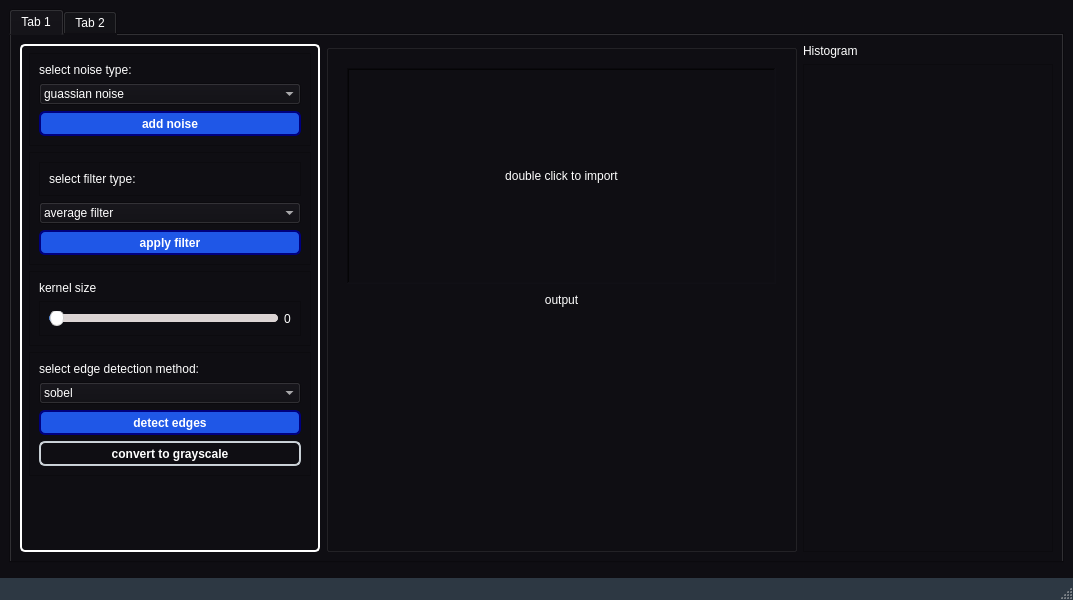
Old version of the form ui_2.ui in the repository Eagle-E-Y-E/Cleanser.
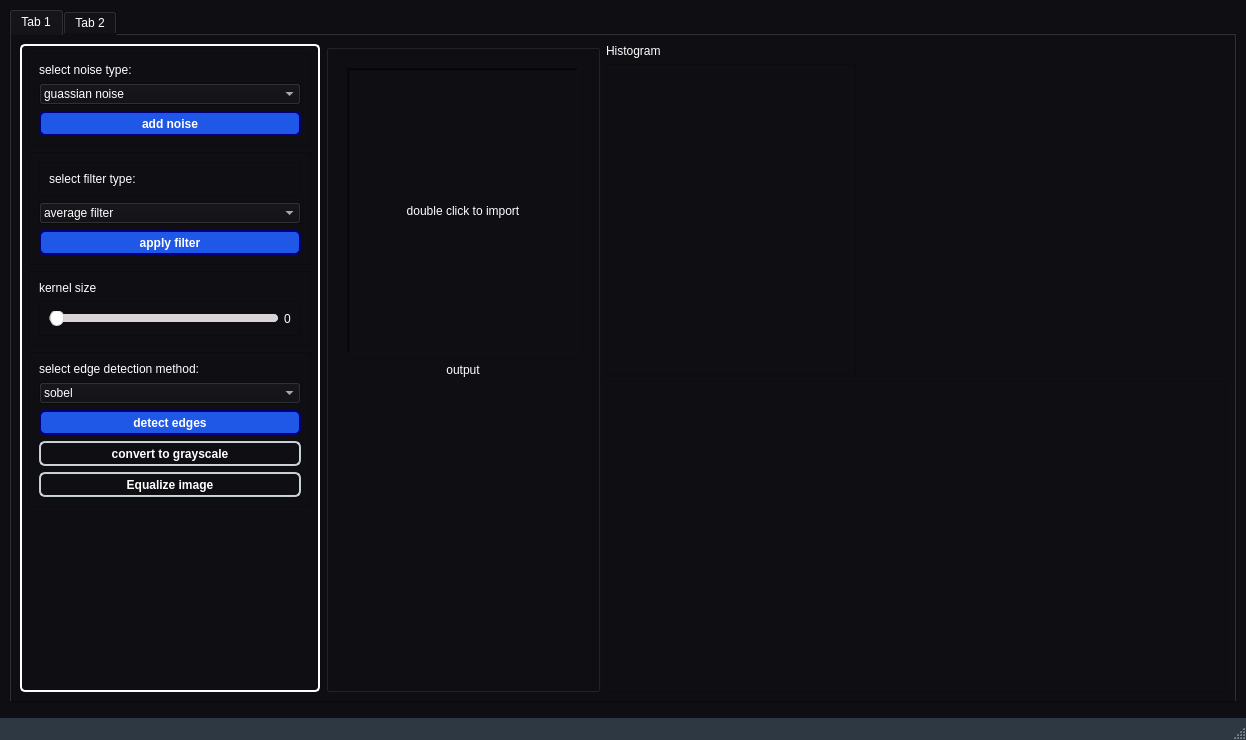
New version of the form. Icons and pictures are not drawn.

```diff
--- a/ui_2.ui
+++ b/ui_2.ui
@@ -6,8 +6,8 @@
    <rect>
     <x>0</x>
     <y>0</y>
-    <width>1073</width>
-    <height>600</height>
+    <width>1246</width>
+    <height>740</height>
    </rect>
   </property>
   <property name="windowTitle">
@@ -663,6 +663,19 @@
                 </property>
                </widget>
               </item>
+              <item>
+               <widget class="QPushButton" name="pushButton">
+                <property name="minimumSize">
+                 <size>
+                  <width>0</width>
+                  <height>25</height>
+                 </size>
+                </property>
+                <property name="text">
+                 <string>Equalize image</string>
+                </property>
+               </widget>
+              </item>
              </layout>
             </widget>
            </item>
@@ -845,6 +858,9 @@
               </property>
              </widget>
             </item>
+            <item>
+             <widget class="QGraphicsView" name="histogram_2"/>
+            </item>
            </layout>
           </item>
          </layout>
```
Left out of the diff: 4 changed lines with no effect on the pictures.
